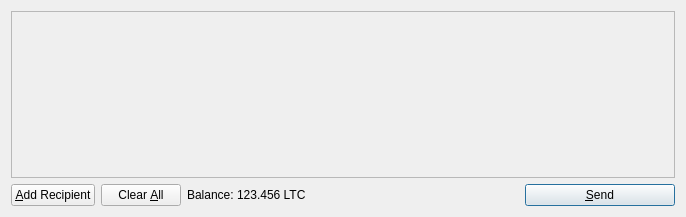
Before: the Qt Designer form src/qt/forms/sendcoinsdialog.ui in k0u5uk3/Harucoin, drawn with Qt 5.
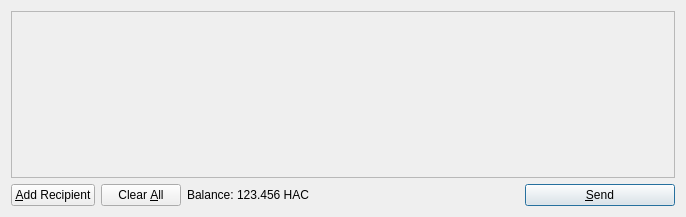
After: the same form once the commit is applied. Icons and pictures are not drawn.

Patch:
```diff
--- a/src/qt/forms/sendcoinsdialog.ui
+++ b/src/qt/forms/sendcoinsdialog.ui
@@ -119,7 +119,7 @@
           <cursorShape>IBeamCursor</cursorShape>
          </property>
          <property name="text">
-          <string>123.456 LTC</string>
+          <string>123.456 HAC</string>
          </property>
          <property name="textInteractionFlags">
           <set>Qt::LinksAccessibleByMouse|Qt::TextSelectableByKeyboard|Qt::TextSelectableByMouse</set>
```
